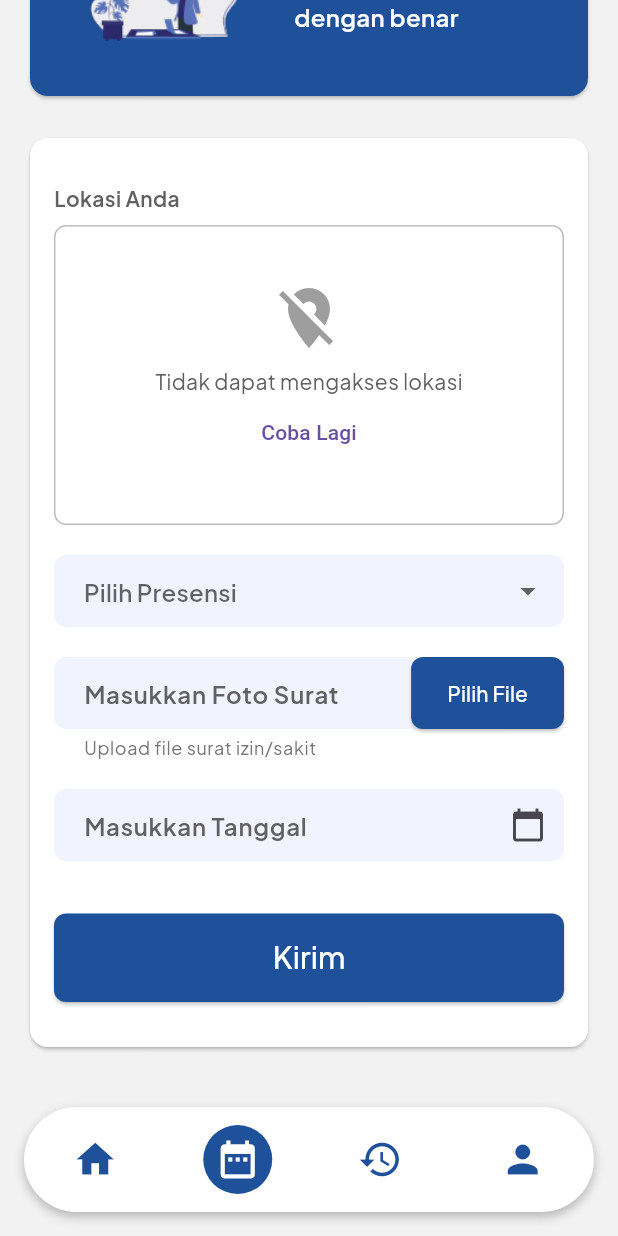
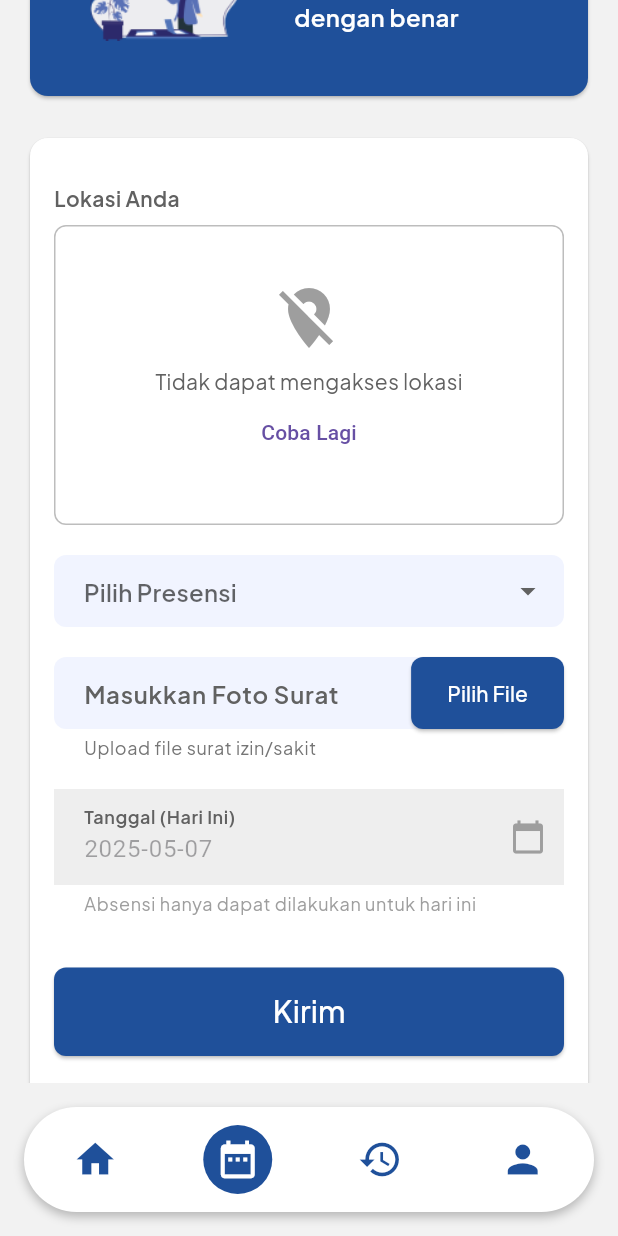
Before and after one commit to whoshann/school-absence-app, a Flutter app: the PresenceScreen screen opened directly, scrolled down 222 dp, on a phone screen of 412 x 824 dp. Run offline on Flutter 3.47's test engine with Material 3 defaults, Android fonts, the phone set to English and light mode, and no system bars; our stand-ins replace dio, fl_chart, flutter_dotenv, flutter_map, geolocator, get and 7 more; accounts and stored records are empty; network calls fail.

Commit message:
fix absence input

```diff
--- a/lib/services/presence_service.dart
+++ b/lib/services/presence_service.dart
@@ -64,9 +64,8 @@ class PresenceService {
         if (position == null) {
           throw Exception('Lokasi diperlukan untuk status Hadir');
         }
-        formMap['latitude'] = position.latitude.toString(); // Convert to string
-        formMap['longitude'] =
-            position.longitude.toString(); // Convert to string
+        formMap['latitude'] = position.latitude;
+        formMap['longitude'] = position.longitude;
       }
 
       // Add note if present
--- a/lib/views/history_screen.dart
+++ b/lib/views/history_screen.dart
@@ -30,7 +30,7 @@ class _HistoryScreenState extends State<HistoryScreen> {
     'sakit': Color.fromRGBO(229, 127, 5, 1),
     'izin': Color.fromRGBO(10, 151, 176, 1),
     'alpha': Color.fromRGBO(223, 5, 5, 1),
-    'terlambat': Color.fromRGBO(12, 241, 39, 1)
+    'terlambat': Color.fromRGBO(102, 102, 102, 1)
   };
 
   @override
@@ -336,8 +336,8 @@ class _HistoryScreenState extends State<HistoryScreen> {
                                     'Izin', Color.fromRGBO(10, 151, 176, 1)),
                                 _buildStatusLegend(
                                     'Alpha', Color.fromRGBO(223, 5, 5, 1)),
-                                _buildStatusLegend(
-                                    'Terlambat', Color.fromRGBO(102, 102, 102, 1)),
+                                _buildStatusLegend('Terlambat',
+                                    Color.fromRGBO(102, 102, 102, 1)),
                               ],
                             ),
                           ],
--- a/lib/widgets/PresencePage/presence_form.dart
+++ b/lib/widgets/PresencePage/presence_form.dart
@@ -10,8 +10,10 @@ class PresenceForm extends StatelessWidget {
   final String? fileName;
   final VoidCallback onChooseFile;
   final TextEditingController dateController;
-  final Function(BuildContext) onSelectDate;
+  final TextEditingController noteController;
   final VoidCallback onSubmit;
+  final bool showNote;
+  final bool enableImageUpload;
 
   const PresenceForm({
     Key? key,
@@ -21,11 +23,14 @@ class PresenceForm extends StatelessWidget {
     required this.fileName,
     required this.onChooseFile,
     required this.dateController,
-    required this.onSelectDate,
+    required this.noteController,
     required this.onSubmit,
+    this.showNote = false,
+    this.enableImageUpload = true,
   }) : super(key: key);
 
   List<DropdownMenuItem<String>> _buildStatusItems() {
+    // Uncomment time validation
     final now = DateTime.now();
     final cutoffTime = DateTime(
       now.year,
@@ -91,7 +96,7 @@ class PresenceForm extends StatelessWidget {
         ),
         SizedBox(height: 20),
 
-//input gambar
+        //input gambar
         TextFormField(
           readOnly: true,
           decoration: InputDecoration(
@@ -101,7 +106,7 @@ class PresenceForm extends StatelessWidget {
               color: Colors.grey[700],
             ),
             filled: true,
-            fillColor: presensi == 'Present'
+            fillColor: !enableImageUpload
                 ? Colors.grey[200]
                 : Color.fromRGBO(241, 244, 255, 1),
             border: InputBorder.none,
@@ -109,7 +114,7 @@ class PresenceForm extends StatelessWidget {
             focusedBorder: OutlineInputBorder(
               borderRadius: BorderRadius.circular(8.0),
               borderSide: BorderSide(
-                color: presensi == 'Present'
+                color: !enableImageUpload
                     ? Colors.grey
                     : Color.fromRGBO(31, 80, 154, 1),
                 width: 2,
@@ -120,9 +125,9 @@ class PresenceForm extends StatelessWidget {
               borderSide: BorderSide(color: Colors.transparent, width: 2),
             ),
             suffixIcon: ElevatedButton(
-              onPressed: presensi == 'Present' ? null : onChooseFile,
+              onPressed: !enableImageUpload ? null : onChooseFile,
               style: ElevatedButton.styleFrom(
-                backgroundColor: presensi == 'Present'
+                backgroundColor: !enableImageUpload
                     ? Colors.grey
                     : Color.fromRGBO(31, 80, 154, 1),
                 shape: RoundedRectangleBorder(
@@ -136,11 +141,11 @@ class PresenceForm extends StatelessWidget {
                 ),
               ),
             ),
-            helperText: presensi == 'Present'
-                ? 'Tidak perlu upload gambar jika hadir'
+            helperText: !enableImageUpload
+                ? 'Tidak perlu upload gambar untuk status ini'
                 : 'Upload file surat izin/sakit',
             helperStyle: GoogleFonts.plusJakartaSans(
-              color: presensi == 'Present' ? Colors.grey : Colors.grey[600],
+              color: !enableImageUpload ? Colors.grey : Colors.grey[600],
               fontSize: 12,
             ),
           ),
@@ -169,36 +174,71 @@ class PresenceForm extends StatelessWidget {
         ],
         SizedBox(height: 20),
 
-//Input tanggal
+        // Input catatan (hanya muncul untuk status Sakit dan Izin)
+        if (showNote) ...[
+          TextFormField(
+            controller: noteController,
+            maxLines: 3,
+            decoration: InputDecoration(
+              labelText: 'Catatan (Opsional)',
+              labelStyle: GoogleFonts.plusJakartaSans(
+                fontWeight: FontWeight.w600,
+                color: Colors.grey[700],
+              ),
+              hintText: 'Masukkan alasan atau catatan tambahan',
+              filled: true,
+              fillColor: Color.fromRGBO(241, 244, 255, 1),
+              border: InputBorder.none,
+              contentPadding:
+                  EdgeInsets.symmetric(vertical: 12, horizontal: 16),
+              focusedBorder: OutlineInputBorder(
+                borderRadius: BorderRadius.circular(8.0),
+                borderSide:
+                    BorderSide(color: Color.fromRGBO(31, 80, 154, 1), width: 2),
+              ),
+              enabledBorder: OutlineInputBorder(
+                borderRadius: BorderRadius.circular(8.0),
+                borderSide: BorderSide(color: Colors.transparent, width: 2),
+              ),
+            ),
+          ),
+          SizedBox(height: 20),
+        ],
+
+        //Input tanggal (dinonaktifkan, menampilkan tanggal hari ini)
         TextFormField(
           controller: dateController,
           readOnly: true,
+          enabled: false,
           decoration: InputDecoration(
-            labelText: 'Masukkan Tanggal',
+            labelText: 'Tanggal (Hari Ini)',
             labelStyle: GoogleFonts.plusJakartaSans(
               fontWeight: FontWeight.w600,
               color: Colors.grey[700],
             ),
             filled: true,
-            fillColor: Color.fromRGBO(241, 244, 255, 1),
+            fillColor: Colors.grey[200],
             border: InputBorder.none,
             contentPadding: EdgeInsets.symmetric(vertical: 12, horizontal: 16),
             focusedBorder: OutlineInputBorder(
               borderRadius: BorderRadius.circular(8.0),
-              borderSide:
-                  BorderSide(color: Color.fromRGBO(31, 80, 154, 1), width: 2),
+              borderSide: BorderSide(color: Colors.grey, width: 2),
             ),
             enabledBorder: OutlineInputBorder(
               borderRadius: BorderRadius.circular(8.0),
               borderSide: BorderSide(color: Colors.transparent, width: 2),
             ),
-            suffixIcon: Icon(Icons.calendar_today),
+            suffixIcon: Icon(Icons.calendar_today, color: Colors.grey),
+            helperText: 'Absensi hanya dapat dilakukan untuk hari ini',
+            helperStyle: GoogleFonts.plusJakartaSans(
+              color: Colors.grey,
+              fontSize: 12,
+            ),
           ),
-          onTap: () => onSelectDate(context),
         ),
         SizedBox(height: 35),
 
-//Button kirim
+        //Button kirim
         SizedBox(
           width: double.infinity,
           child: ElevatedButton(
```
Also changed, not shown: lib/views/presence_screen.dart (+22 -22 lines).
